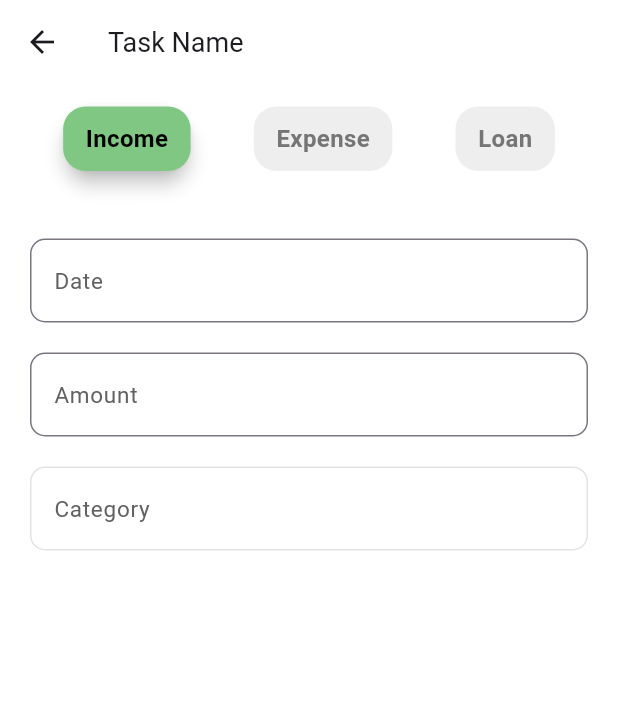
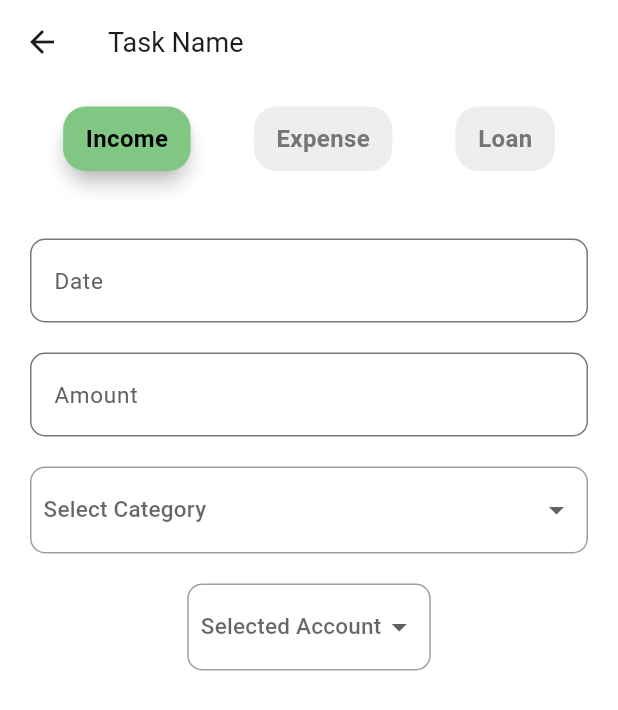
Before and after one commit to Dhruv-M-Sathavara/Money-Manager, a Flutter app: the Addtask screen opened directly, on a phone screen of 412 x 824 dp. Shown: the top 710 px of the screen. Run offline on Flutter 3.47's test engine with Material 3 defaults, Android fonts, the phone set to English and light mode, and no system bars.

Commit message:
Compelete till Category and accounts

```diff
--- a/lib/functions/add.dart
+++ b/lib/functions/add.dart
@@ -9,7 +9,9 @@ class Addtask extends StatefulWidget {
 
 class _AddtaskState extends State<Addtask> {
   bool Income = true, Expense = false, Loan = false;
-  String selectedCategory = "";
+
+  String? selectedCategory;
+  String? selectedPaymentMethod;
 
   final List<Map<String, dynamic>> categories = [
     {"icon": Icons.fastfood, "label": "Food"},
@@ -25,6 +27,12 @@ class _AddtaskState extends State<Addtask> {
     {"icon": Icons.card_giftcard, "label": "Gift"},
     {"icon": Icons.category, "label": "Other"},
   ];
+
+    final List <Map<String, dynamic>> accounts = [
+      {"icon":Icons.money, "label" : "Cash"},
+      {"icon":Icons.account_balance, "label":"Accounts"},
+      {"icon":Icons.credit_card ,"label":"Card"}
+    ];
 
   @override
   Widget build(BuildContext context) {
@@ -78,33 +86,72 @@ class _AddtaskState extends State<Addtask> {
                 ),
               ),
             ),
-            SizedBox(height: 20,),
-            GestureDetector(
-              onTap: () {
-                _showCategoryDialog();
-              },
-              child: Container(
-                padding: const EdgeInsets.symmetric(horizontal: 20),
-                child: TextField(
-                  enabled: false,
-                  decoration: InputDecoration(
-                    labelText: "Category",
-                    labelStyle: TextStyle(
-                        fontSize: 15, color: Colors.grey.shade700),
 
-                    border: OutlineInputBorder(
-                        borderRadius: BorderRadius.circular(10),),
-                    focusedBorder: const OutlineInputBorder(
-                        borderSide: BorderSide(width: 1)),
-                  ),
-                  controller: TextEditingController(
-                      text: selectedCategory),
+            SizedBox(height: 20),
+            Container(
+              margin: EdgeInsets.symmetric(horizontal: 20),
+              padding: EdgeInsets.all(4),
+              decoration: BoxDecoration(
+                border: Border.all(width: 1, color: Colors.grey),
+                borderRadius: BorderRadius.circular(10),
+              ),
+              child: DropdownButtonHideUnderline(
+                child: DropdownButton<String>(padding: EdgeInsets.symmetric(horizontal: 4), dropdownColor: Colors.white,
+                  hint:  Text('Select Category',style: TextStyle(fontSize: 15),),
+                  value: selectedCategory,
+                  isExpanded: true,
+                  onChanged: (String? newValue) {
+                    setState(() {
+                      selectedCategory = newValue;
+                    });
+                  },
+                  items: categories.map((category) {
+                    return DropdownMenuItem<String>(
+                      value: category['label'],
+                      child: Row(
+                        children: [
+                          Icon(category['icon'], size: 20, color: Colors.blue),
+                          SizedBox(width: 10),
+                          Text(category['label']),
+                        ],
+                      ),
+                    );
+                  }).toList(),
                 ),
               ),
             ),
+            SizedBox(height: 20,),
+            Container(
+
+              padding: EdgeInsets.all(4),
+              decoration: BoxDecoration(
+                borderRadius: BorderRadius.circular(10),
+                border: Border.all(color: Colors.grey,width: 1)
+              ),
+              child: DropdownButtonHideUnderline(child: DropdownButton(padding: EdgeInsets.symmetric(horizontal: 4), dropdownColor: Colors.white, hint: Text("Selected Account",style:TextStyle(fontSize:15),), value: selectedPaymentMethod, onChanged: (String? newMethod){
+                setState(() {
+                  selectedPaymentMethod = newMethod!;
+                });
+              },
+              items: accounts.map((accounts){
+                  return DropdownMenuItem<String>(
+                    value: accounts['label'],
+                    child: Row(
+
+                    children: [
+
+                    Icon(accounts['icon'], size: 20, color: Colors.blue),
+                    SizedBox(width: 10),
+
+                    Text(accounts['label'])],
+                  ));
+              }).toList(),
+              )),
+            )
           ],
         ),
       ),
+
     );
   }
 
@@ -149,67 +196,4 @@ class _AddtaskState extends State<Addtask> {
       ),
     );
   }
-void _showCategoryDialog() {
-  showDialog(
-    context: context,
-    builder: (context) {
-      return AlertDialog(
-        backgroundColor: Colors.white,
-        title: Text(
-          "Select Category",
-          style: TextStyle(fontSize: 15, color: Colors.blue),
-        ),
-        content: SingleChildScrollView(
-          child: SizedBox(
-            height: 300,
-            child: GridView.builder(
-              gridDelegate: const SliverGridDelegateWithFixedCrossAxisCount(
-                crossAxisCount: 2,
-                crossAxisSpacing: 10,
-                mainAxisSpacing: 10,
-              ),
-              itemCount: categories.length,
-
-
-              itemBuilder: (context, index) {
-                return GestureDetector(
-                  onTap: () {
-                    setState(() {
-                      selectedCategory = categories[index]['label'];
-                    });
-                    Navigator.of(context).pop(); //
-                  },
-                  child: Column(
-                    mainAxisAlignment: MainAxisAlignment.center,
-                    children: [
-                      Container(
-                        padding: const EdgeInsets.all(12),
-                        decoration: BoxDecoration(
-                          color: Colors.grey.shade200,
-                          shape: BoxShape.circle,
-                        ),
-                        child: Icon(
-                          categories[index]['icon'],
-                          size: 32,
-                          color: Colors.blue,
-                        ),
-                      ),
-                      const SizedBox(height: 8),
-                      Text(
-                        categories[index]['label'],
-                        style: const TextStyle(fontSize: 14),
-                        textAlign: TextAlign.center,
-                      ),
-                    ],
-                  ),
-                );
-              },
-            ),
-          ),
-        ),
-      );
-    },
-  );
 }
-
-}
```
